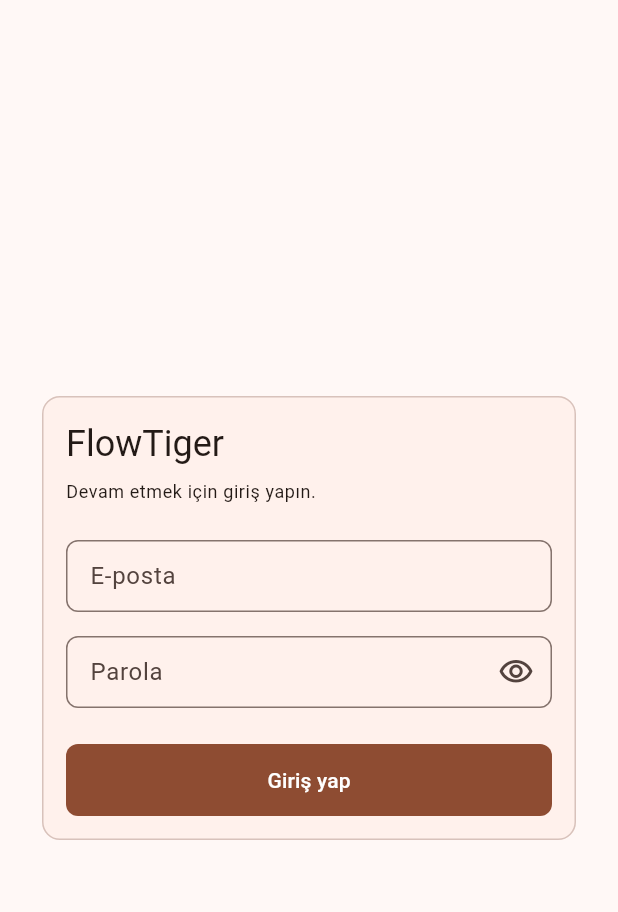
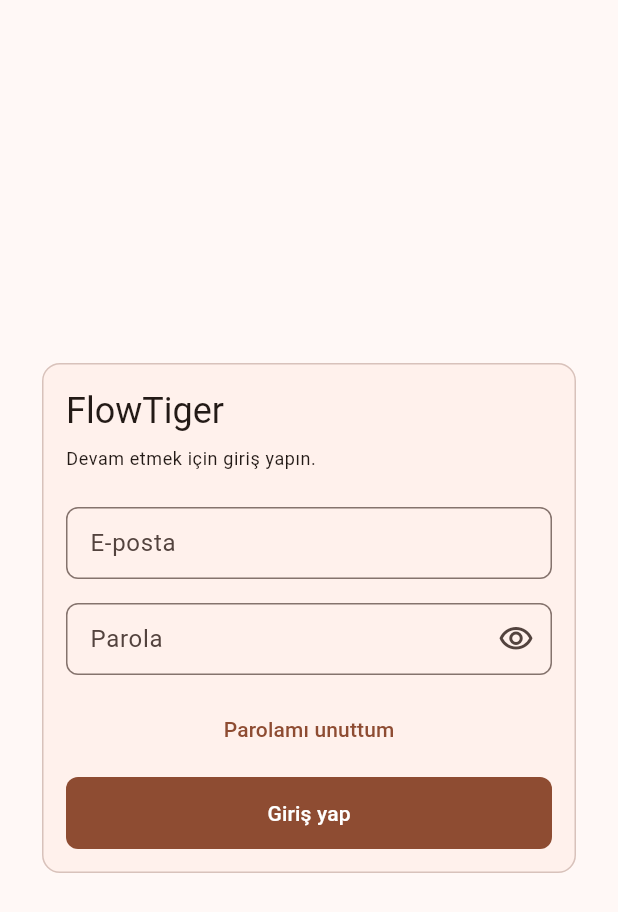
Before and after one commit to mamigh23/Flowtiger, a Flutter app: the screen it shows after launch, on a phone screen of 412 x 824 dp. Shown: the top 912 px of the screen. Run offline on Flutter 3.47's test engine with Material 3 defaults, Android fonts, the light colour scheme and no system bars; our stand-ins replace flutter_riverpod, flutter_secure_storage; accounts and stored records are empty.

Commit message:
feat(mobile): link login to password recovery

```diff
--- a/mobil/lib/features/auth/login_screen.dart
+++ b/mobil/lib/features/auth/login_screen.dart
@@ -5,6 +5,7 @@
 import '../../core/theme/app_theme.dart';
 import '../../widgets/ui.dart';
 import 'auth_controller.dart';
+import 'forgot_password_screen.dart';
 
 /// Giriş ekranı.
 ///
@@ -134,7 +135,20 @@
                       ),
                       onSubmitted: (_) => _submitting ? null : _submit(),
                     ),
-                    const SizedBox(height: FtTokens.space5),
+                    const SizedBox(height: FtTokens.space3),
+                    TextButton(
+                      onPressed: _submitting
+                          ? null
+                          : () => Navigator.of(context).push<void>(
+                                MaterialPageRoute<void>(
+                                  builder: (_) => ForgotPasswordScreen(
+                                    initialEmail: _email.text.trim(),
+                                  ),
+                                ),
+                              ),
+                      child: const Text('Parolamı unuttum'),
+                    ),
+                    const SizedBox(height: FtTokens.space2),
                     FilledButton(
                       onPressed: _submitting ? null : _submit,
                       child: _submitting
```
